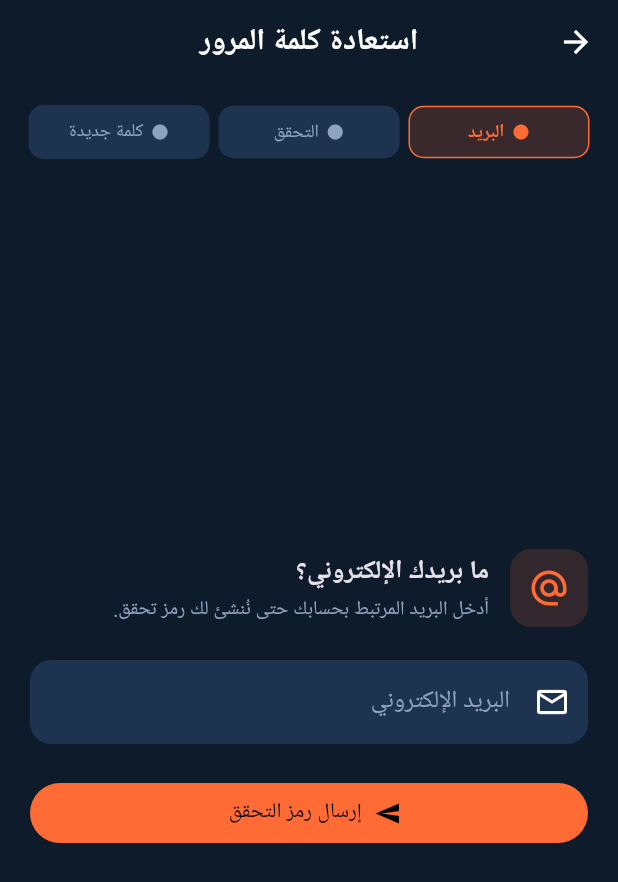
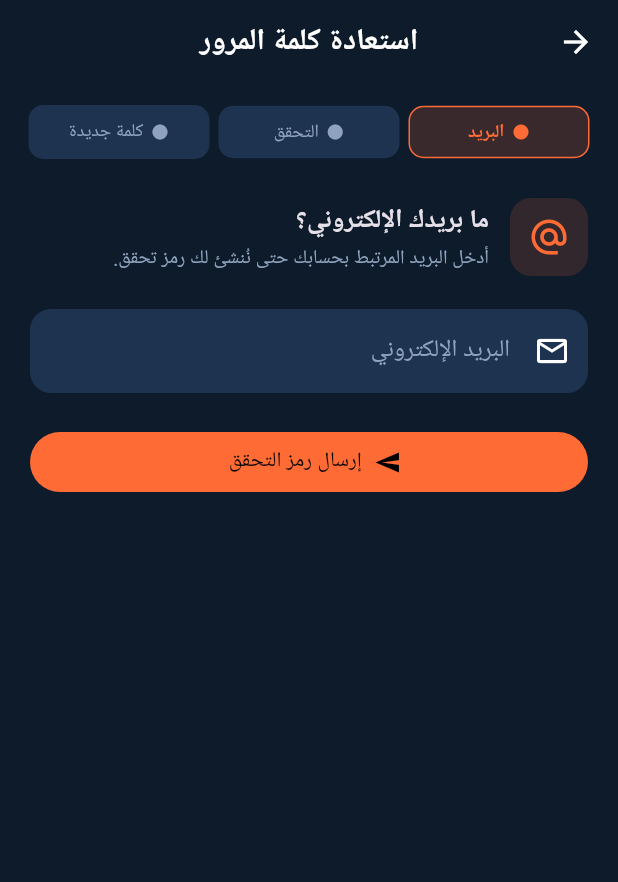
Before and after one commit to MoTechSys/Flutter-Native-App-011, a Flutter app: the ForgotPasswordScreen screen opened directly, on a phone screen of 412 x 824 dp. Shown: the top 882 px of the screen. Run offline on Flutter 3.47's test engine with Material 3 defaults, Android fonts, the phone set to English and light mode, and no system bars; our stand-ins replace shared_preferences, sqflite, sqflite_common_ffi_web; accounts and stored records are empty; network calls fail.

Commit message:
recovery screen: top-aligned stage transition

```diff
--- a/lib/screens/auth/forgot_password_screen.dart
+++ b/lib/screens/auth/forgot_password_screen.dart
@@ -160,6 +160,10 @@ class _ForgotPasswordScreenState extends State<ForgotPasswordScreen> {
             Expanded(
               child: AnimatedSwitcher(
                 duration: const Duration(milliseconds: 250),
+                layoutBuilder: (current, previous) => Stack(
+                  alignment: Alignment.topCenter,
+                  children: [...previous, if (current != null) current],
+                ),
                 child: SingleChildScrollView(
                   key: ValueKey(_stage),
                   padding: const EdgeInsets.fromLTRB(20, 8, 20, 24),
```
